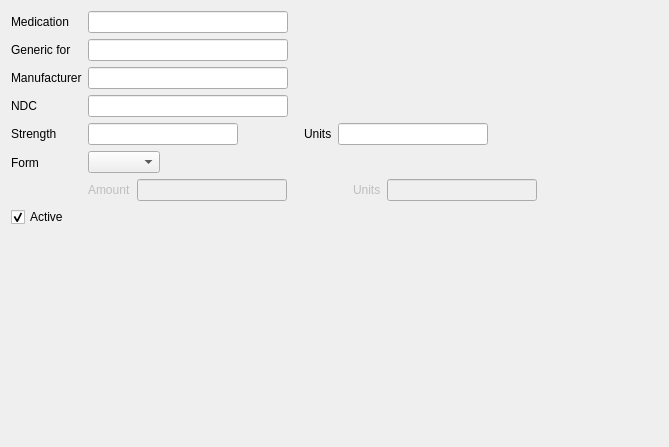
This is mtrack/nmw_page00.ui in kyledevans/Medicine-Track as Qt 5 draws it before an edit. The edited form follows.
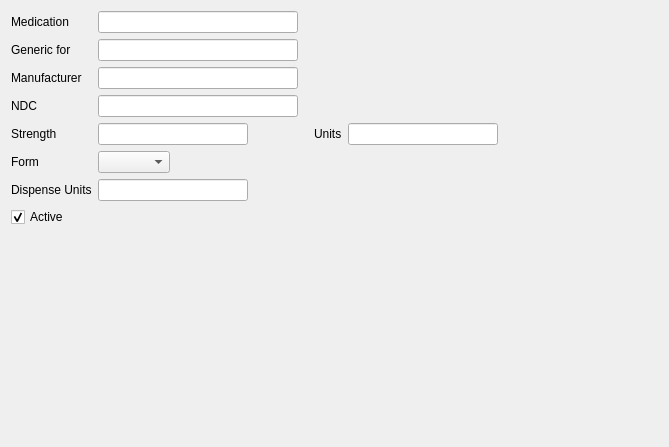
This is the edited form.

Commit message: Specs changed again. 	modified:   mtrack/altermedicationwizard.cpp 	modified:   mtrack/apw_page01.cpp 	modified:   mtrack/apw_page01.ui 	modified:   mtrack/inventoryframe.cpp 	modified:   mtrack/medicationrecord.cpp 	modified:   mtrack/medicationrecord.h 	modified:   mtrack/medicationsframe.cpp 	modified:   mtrack/nmw_page00.cpp 	modified:   mtrack/nmw_page00.h 	modified:   mtrack/nmw_page00.ui

```diff
--- a/mtrack/nmw_page00.ui
+++ b/mtrack/nmw_page00.ui
@@ -264,8 +264,6 @@
     </widget>
    </item>
    <item row="6" column="1">
-    <layout class="QVBoxLayout" name="verticalLayout_2">
-     <item>
       <layout class="QHBoxLayout" name="horizontalLayout_9">
        <item>
         <widget class="QComboBox" name="formField"/>
@@ -285,70 +283,17 @@
        </item>
       </layout>
      </item>
-     <item>
-      <layout class="QFormLayout" name="formLayout_5">
-       <item row="0" column="0">
-        <widget class="QLabel" name="amountLabel">
-         <property name="enabled">
-          <bool>false</bool>
-         </property>
+   <item row="7" column="0">
+    <widget class="QLabel" name="dispenseLabel">
          <property name="text">
-          <string>Amount</string>
+      <string>Dispense Units</string>
          </property>
         </widget>
        </item>
-       <item row="0" column="1">
-        <layout class="QHBoxLayout" name="horizontalLayout_11">
-         <item>
-          <widget class="QLineEdit" name="amountField">
-           <property name="enabled">
-            <bool>false</bool>
-           </property>
-           <property name="minimumSize">
-            <size>
-             <width>150</width>
-             <height>0</height>
-            </size>
-           </property>
-           <property name="maximumSize">
-            <size>
-             <width>150</width>
-             <height>16777215</height>
-            </size>
-           </property>
-          </widget>
-         </item>
-         <item>
-          <spacer name="horizontalSpacer_9">
-           <property name="orientation">
-            <enum>Qt::Horizontal</enum>
-           </property>
-           <property name="sizeType">
-            <enum>QSizePolicy::Fixed</enum>
-           </property>
-           <property name="sizeHint" stdset="0">
-            <size>
-             <width>60</width>
-             <height>20</height>
-            </size>
-           </property>
-          </spacer>
-         </item>
-         <item>
-          <widget class="QLabel" name="amUnitsLabel">
-           <property name="enabled">
-            <bool>false</bool>
-           </property>
-           <property name="text">
-            <string>Units</string>
-           </property>
-          </widget>
-         </item>
+   <item row="7" column="1">
+    <layout class="QHBoxLayout" name="horizontalLayout_6">
          <item>
           <widget class="QLineEdit" name="amUnitsField">
-           <property name="enabled">
-            <bool>false</bool>
-           </property>
            <property name="minimumSize">
             <size>
              <width>150</width>
@@ -378,11 +323,7 @@
          </item>
         </layout>
        </item>
-      </layout>
-     </item>
-    </layout>
-   </item>
-   <item row="10" column="0">
+   <item row="8" column="0">
     <widget class="QCheckBox" name="activeField">
      <property name="text">
       <string>Active</string>
```
Lines whose indentation alone changed are shown as unchanged. The commit also changes 9 other files.
